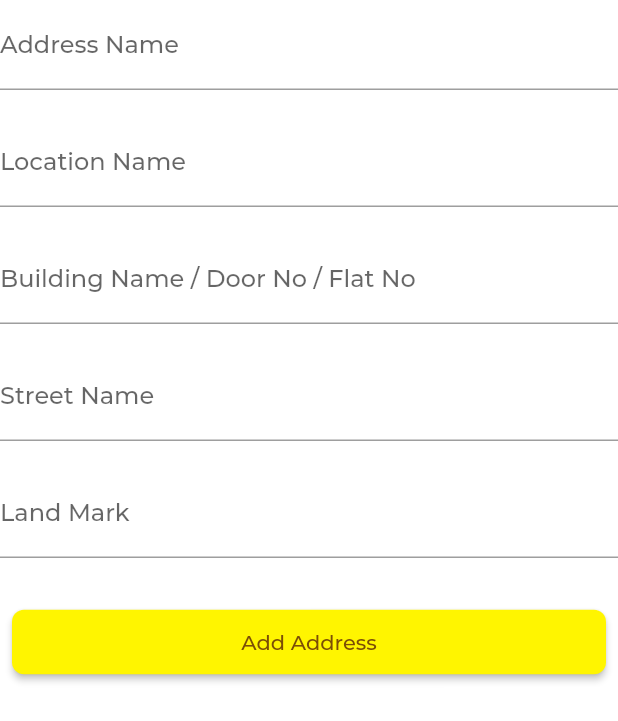
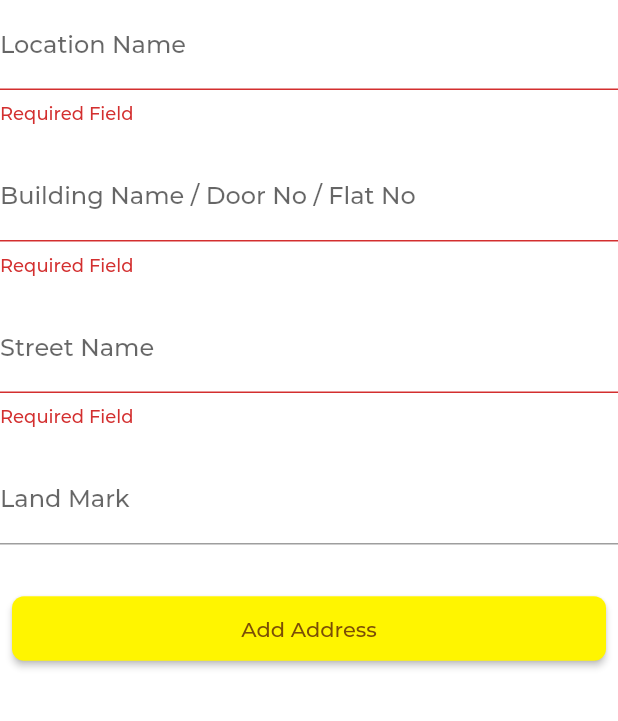
Before and after one commit to abinbabuabu/foode, a Flutter app: the ModalBottomDialog widget shown alone on an empty page, opened directly, after a tap on "Add Address", on a phone screen of 412 x 824 dp. Shown: the top 721 px of the screen. Run offline on Flutter 3.47's test engine with Material 2 defaults, Android fonts, the light colour scheme and no system bars; our stand-ins replace carousel_slider, date_picker_timeline, firebase_auth, firebase_database, flutter_spinkit, geolocator and 3 more; missing offline and left inert: flutter_image, google_maps_webservice, razorpay_flutter; accounts and stored records are empty.

Commit message:
Address is partially Added to the Firebase. Need to Update it

```diff
--- a/lib/components/ModalBottomDialog.dart
+++ b/lib/components/ModalBottomDialog.dart
@@ -1,32 +1,80 @@
 import 'package:flutter/cupertino.dart';
 import 'package:flutter/material.dart';
+import 'package:foodie/Provider/FirebaseProvider.dart';
 import 'package:foodie/components/Button.dart';
+import 'package:provider/provider.dart';
+import 'package:foodie/Provider/Dataclass.dart';
 
-class ModalBottomDialog extends StatelessWidget {
+class ModalBottomDialog extends StatefulWidget {
+  @override
+  _ModalBottomDialogState createState() => _ModalBottomDialogState();
+}
+
+class _ModalBottomDialogState extends State<ModalBottomDialog> {
+  final _formKey = GlobalKey<FormState>();
+  String locationName, buildingName, streetName, landMark;
+
   @override
   Widget build(BuildContext context) {
     return SingleChildScrollView(
       child: Form(
+        key: _formKey,
         child: Column(
           crossAxisAlignment: CrossAxisAlignment.start,
           children: <Widget>[
-            TextFormField(decoration: InputDecoration(labelText: "Address Name"),),
+            TextFormField(
+              decoration: InputDecoration(labelText: "Location Name"),
+              onChanged: (val) {
+                locationName = val;
+              },
+              validator: (value) {
+                if (value.isEmpty) {
+                  return "Required Field";
+                } else {
+                  return null;
+                }
+              },
+            ),
             SizedBox(
               height: 18,
             ),
-            TextFormField(decoration: InputDecoration(labelText: "Location Name")),
+            TextFormField(
+                decoration: InputDecoration(
+                    labelText: "Building Name / Door No / Flat No"),
+                onChanged: (val) {
+                  buildingName = val;
+                },
+                validator: (value) {
+                  if (value.isEmpty) {
+                    return "Required Field";
+                  } else {
+                    return null;
+                  }
+                }),
             SizedBox(
               height: 18,
             ),
-            TextFormField(decoration: InputDecoration(labelText: "Building Name / Door No / Flat No")),
+            TextFormField(
+                decoration: InputDecoration(labelText: "Street Name"),
+                onChanged: (val) {
+                  streetName = val;
+                },
+                validator: (value) {
+                  if (value.isEmpty) {
+                    return "Required Field";
+                  } else {
+                    return null;
+                  }
+                }),
             SizedBox(
               height: 18,
             ),
-            TextFormField(decoration: InputDecoration(labelText: "Street Name")),
-            SizedBox(
-              height: 18,
+            TextFormField(
+              decoration: InputDecoration(labelText: "Land Mark"),
+              onChanged: (val) {
+                landMark = val;
+              },
             ),
-            TextFormField(decoration: InputDecoration(labelText: "Land Mark")),
             SizedBox(
               height: 24,
             ),
@@ -34,6 +82,14 @@ class ModalBottomDialog extends StatelessWidget {
               margin: EdgeInsets.all(8.0),
               child: AccentButton(
                 listener: () {
+                  if (_formKey.currentState.validate()) {
+                    var provider = Provider.of<FirebaseProvider>(context,listen: false);
+                    var addressData = AddressData(
+                        buildingName: buildingName,
+                        locationName: locationName,
+                        streetName: streetName);
+                    provider.addAddress(addressData);
+                  }
                 },
                 text: "Add Address",
               ),
```
Also changed, not shown: lib/Provider/Dataclass.dart (+52 -8 lines), lib/Provider/FirebaseProvider.dart (+49 -0 lines).
